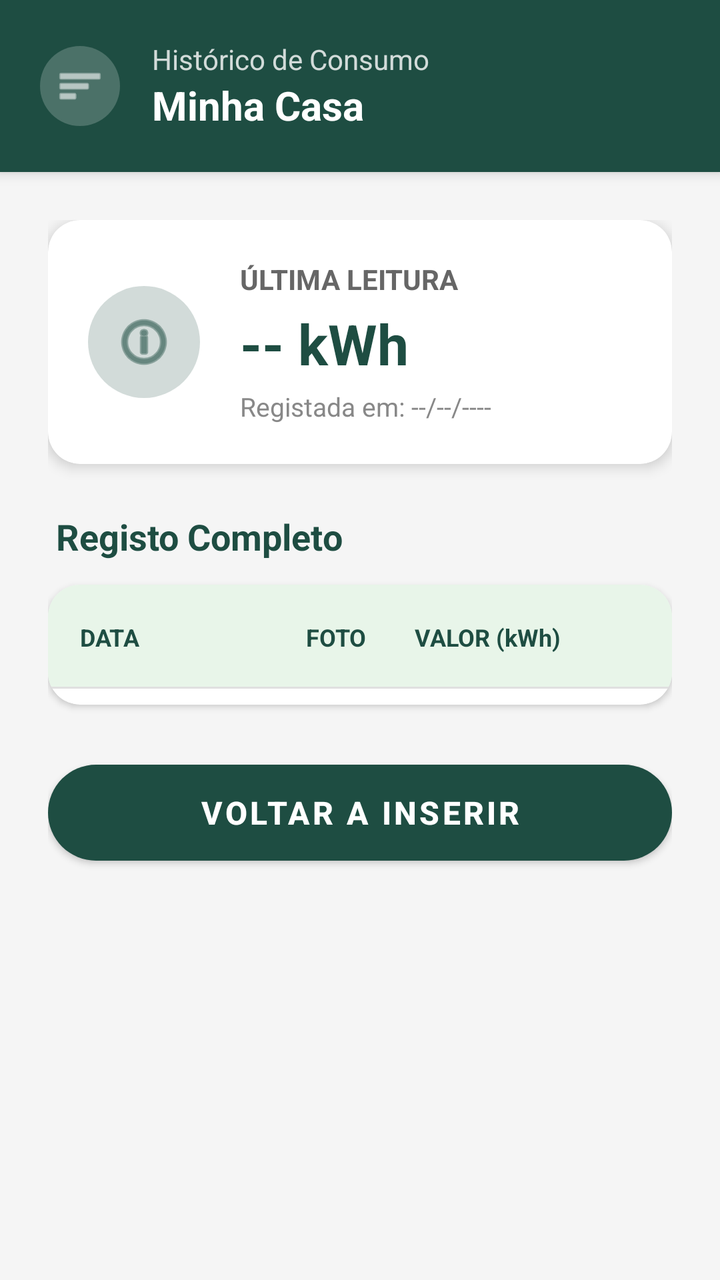
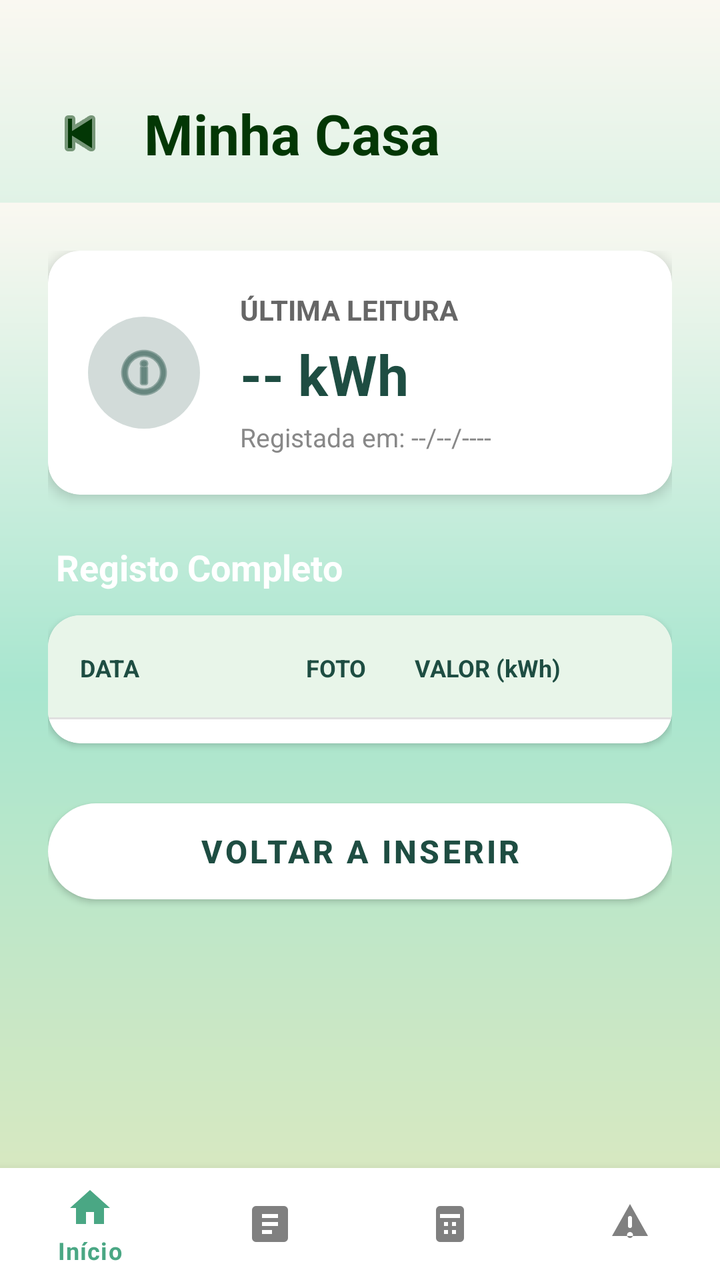

The first picture is an Android layout as it rendered before a commit; the second is the same layout after the commit. The layout source and the unified diff follow.
<!-- AndroidManifest.xml: application theme Theme.EcoTrack -->
<!-- res/layout/layout_leituras.xml -->
<?xml version="1.0" encoding="utf-8"?>
<LinearLayout xmlns:android="http://schemas.android.com/apk/res/android"
    xmlns:app="http://schemas.android.com/apk/res-auto"
    android:layout_width="match_parent"
    android:layout_height="match_parent"
    android:orientation="vertical"
    android:background="@drawable/gradient_verde">

    <LinearLayout
        android:id="@+id/headerCasa"
        android:layout_width="match_parent"
        android:layout_height="wrap_content"
        android:orientation="horizontal"
        android:padding="20dp"
        android:gravity="center_vertical"
        android:background="#1E4D42"
        android:elevation="4dp">

        <ImageView
            android:layout_width="40dp"
            android:layout_height="40dp"
            android:src="@android:drawable/ic_menu_sort_by_size"
            app:tint="#FFFFFF"
            android:background="@drawable/bg_circle_white_alpha"
            android:padding="8dp"
            android:layout_marginEnd="16dp"/>

        <LinearLayout
            android:layout_width="wrap_content"
            android:layout_height="wrap_content"
            android:orientation="vertical">

            <TextView
                android:layout_width="wrap_content"
                android:layout_height="wrap_content"
                android:text="Histórico de Consumo"
                android:textSize="14sp"
                android:textColor="#CCFFFFFF"/>

            <TextView
                android:id="@+id/tvNomeCasaResumo"
                android:layout_width="wrap_content"
                android:layout_height="wrap_content"
                android:text="Minha Casa"
                android:textSize="20sp"
                android:textStyle="bold"
                android:textColor="#FFFFFF"/>
        </LinearLayout>
    </LinearLayout>

    <ScrollView
        android:layout_width="match_parent"
        android:layout_height="match_parent"
        android:fillViewport="true"
        android:background="#F5F5F5"> <LinearLayout
        android:layout_width="match_parent"
        android:layout_height="wrap_content"
        android:orientation="vertical"
        android:padding="24dp">

        <com.google.android.material.card.MaterialCardView
            android:layout_width="match_parent"
            android:layout_height="wrap_content"
            android:layout_marginBottom="24dp"
            app:cardCornerRadius="16dp"
            app:cardElevation="4dp"
            app:cardBackgroundColor="#FFFFFF">

            <LinearLayout
                android:layout_width="match_parent"
                android:layout_height="wrap_content"
                android:orientation="horizontal"
                android:padding="20dp"
                android:gravity="center_vertical">

                <ImageView
                    android:layout_width="56dp"
                    android:layout_height="56dp"
                    android:src="@android:drawable/ic_menu_info_details"
                    app:tint="#1E4D42"
                    android:background="@drawable/bg_circle_green_alpha"
                    android:padding="12dp"
                    android:layout_marginEnd="20dp"/>
                <LinearLayout
                    android:layout_width="wrap_content"
                    android:layout_height="wrap_content"
                    android:orientation="vertical">

                    <TextView
                        android:layout_width="wrap_content"
                        android:layout_height="wrap_content"
                        android:text="Última Leitura"
                        android:textSize="14sp"
                        android:textColor="#666666"
                        android:textAllCaps="true"
                        android:textStyle="bold"/>

                    <TextView
                        android:id="@+id/tvConsumoResumo"
                        android:layout_width="wrap_content"
                        android:layout_height="wrap_content"
                        android:text="-- kWh"
                        android:textSize="28sp"
                        android:textStyle="bold"
                        android:textColor="#1E4D42"
                        android:layout_marginTop="4dp"/>

                    <TextView
                        android:id="@+id/tvDataResumo"
                        android:layout_width="wrap_content"
                        android:layout_height="wrap_content"
                        android:text="Registada em: --/--/----"
                        android:textSize="13sp"
                        android:textColor="#888888"
                        android:layout_marginTop="4dp"/>
                </LinearLayout>
            </LinearLayout>
        </com.google.android.material.card.MaterialCardView>

        <TextView
            android:layout_width="wrap_content"
            android:layout_height="wrap_content"
            android:text="Registo Completo"
            android:textSize="18sp"
            android:textStyle="bold"
            android:textColor="#1E4D42"
            android:layout_marginBottom="12dp"
            android:layout_marginStart="4dp"/>

        <com.google.android.material.card.MaterialCardView
            android:layout_width="match_parent"
            android:layout_height="wrap_content"
            app:cardCornerRadius="16dp"
            app:cardElevation="2dp"
            app:cardBackgroundColor="#FFFFFF"
            android:layout_marginBottom="24dp">

            <LinearLayout
                android:layout_width="match_parent"
                android:layout_height="wrap_content"
                android:orientation="vertical">

                <LinearLayout
                    android:layout_width="match_parent"
                    android:layout_height="wrap_content"
                    android:orientation="horizontal"
                    android:padding="16dp"
                    android:background="#E8F5E9"> <TextView
                    android:layout_width="0dp"
                    android:layout_height="wrap_content"
                    android:layout_weight="1.2"
                    android:text="DATA"
                    android:textColor="#1E4D42"
                    android:textStyle="bold"
                    android:textSize="12sp"/>

                    <TextView
                        android:layout_width="0dp"
                        android:layout_height="wrap_content"
                        android:layout_weight="0.8"
                        android:text="FOTO"
                        android:textColor="#1E4D42"
                        android:gravity="center"
                        android:textStyle="bold"
                        android:textSize="12sp"/>

                    <TextView
                        android:layout_width="0dp"
                        android:layout_height="wrap_content"
                        android:layout_weight="1"
                        android:text="VALOR (kWh)"
                        android:textColor="#1E4D42"
                        android:gravity="end"
                        android:textStyle="bold"
                        android:textSize="12sp"/>

                    <TextView
                        android:layout_width="0dp"
                        android:layout_height="wrap_content"
                        android:layout_weight="0.5"
                        android:text="" />
                </LinearLayout>

                <View
                    android:layout_width="match_parent"
                    android:layout_height="1dp"
                    android:background="#E0E0E0"/>

                <TableLayout
                    android:id="@+id/tabelaHistorico"
                    android:layout_width="match_parent"
                    android:layout_height="wrap_content"
                    android:stretchColumns="*"
                    android:paddingBottom="8dp"/>

            </LinearLayout>
        </com.google.android.material.card.MaterialCardView>

        <com.google.android.material.button.MaterialButton
            android:id="@+id/btnVoltarResumo"
            android:layout_width="match_parent"
            android:layout_height="60dp"
            android:text="Voltar a Inserir"
            android:textSize="16sp"
            android:textStyle="bold"
            app:backgroundTint="#1E4D42"
            app:cornerRadius="30dp"
            android:textColor="#FFFFFF"/>

    </LinearLayout>
    </ScrollView>

</LinearLayout>
<!-- resources referenced by this layout -->
<resources>
  <!-- drawable bg_circle_green_alpha (drawable) -->
  <?xml version="1.0" encoding="utf-8"?>
  <shape xmlns:android="http://schemas.android.com/apk/res/android" shape="oval">
      <solid android:color="#331E4D42"/>
  </shape>
  <!-- drawable bg_circle_white_alpha (drawable) -->
  <?xml version="1.0" encoding="utf-8"?>
  <shape xmlns:android="http://schemas.android.com/apk/res/android" shape="oval">
      <solid android:color="#33FFFFFF"/>
  </shape>
  <!-- drawable gradient_verde (drawable) -->
  <shape xmlns:android="http://schemas.android.com/apk/res/android">
      <gradient
          android:startColor="@color/pastel_lightgreen"
          android:centerColor="@color/mint_start"
          android:endColor="@color/pastel_whitewarm"
          android:angle="90" />
  
      <corners android:radius="0dp" />
  </shape>
  <style name="Theme.EcoTrack" parent="Theme.MaterialComponents.Light.NoActionBar">
          
          <item name="colorPrimary">@color/colorPrimary</item>
          <item name="colorOnPrimary">@color/colorOnPrimary</item>
          <item name="colorSecondary">@color/colorSecondary</item>
          <item name="colorOnSecondary">@color/colorOnSecondary</item>
  
          
          <item name="colorOnBackground">@color/background_beige</item>
          <item name="colorSurface">@color/colorSurface</item>
          <item name="colorOnSurface">@color/colorOnSurface</item>
          <item name="android:windowBackground">@color/background_beige</item>
  
          
          <item name="colorPrimaryContainer">@color/colorPrimaryContainer</item>
          <item name="colorOnPrimaryContainer">@color/colorOnPrimaryContainer</item>
          <item name="colorSecondaryContainer">@color/colorSecondaryContainer</item>
          <item name="colorOnSecondaryContainer">@color/colorOnSecondaryContainer</item>
  
          
          <item name="colorError">@color/colorError</item>
          <item name="colorOnError">@color/colorOnError</item>
          <item name="colorErrorContainer">@color/colorErrorContainer</item>
          <item name="colorOnErrorContainer">@color/colorOnErrorContainer</item>
  
          
          <item name="colorOutline">@color/colorOutline</item>
  
          
          <item name="android:textColorPrimary">@color/text_primary</item>
          <item name="android:textColorSecondary">@color/text_secondary</item>
  
          
          <item name="android:statusBarColor">@color/colorPrimary</item>
          <item name="android:navigationBarColor">@color/background_beige</item>
      </style>
  <color name="pastel_lightgreen">#D7E8C1</color>
  <color name="mint_start">#A8E6CF</color>
  <color name="pastel_whitewarm">#FAF8F1</color>
  <color name="colorPrimary">#2E7D5B</color>
  <color name="colorOnPrimary">#FFFFFF</color>
  <color name="colorSecondary">#52644F</color>
  <color name="colorOnSecondary">#FFFFFF</color>
  <color name="background_beige">#FFFDF8</color>
  <color name="colorSurface">#FAF7F2</color>
  <color name="colorOnSurface">#3B3A37</color>
  <color name="colorPrimaryContainer">#BFE3CF</color>
  <color name="colorOnPrimaryContainer">#1A3B2C</color>
  <color name="colorSecondaryContainer">#D5E8D7</color>
  <color name="colorOnSecondaryContainer">#1F352F</color>
  <color name="colorError">#B3261E</color>
  <color name="colorOnError">#FFFFFF</color>
  <color name="colorErrorContainer">#F9DEDC</color>
  <color name="colorOnErrorContainer">#410E0B</color>
  <color name="colorOutline">#D8D2C8</color>
  <color name="text_primary">#2E2E2E</color>
  <color name="text_secondary">#7A7A7A</color>
</resources>

<!-- the commit's change to res/layout/layout_leituras.xml (unified diff, before → after) -->
@@ -1,213 +1,260 @@
 <?xml version="1.0" encoding="utf-8"?>
-<LinearLayout xmlns:android="http://schemas.android.com/apk/res/android"
+<androidx.constraintlayout.widget.ConstraintLayout
+    xmlns:android="http://schemas.android.com/apk/res/android"
     xmlns:app="http://schemas.android.com/apk/res-auto"
     android:layout_width="match_parent"
     android:layout_height="match_parent"
-    android:orientation="vertical"
     android:background="@drawable/gradient_verde">
 
-    <LinearLayout
+    
+    <androidx.constraintlayout.widget.ConstraintLayout
         android:id="@+id/headerCasa"
         android:layout_width="match_parent"
         android:layout_height="wrap_content"
-        android:orientation="horizontal"
-        android:padding="20dp"
-        android:gravity="center_vertical"
-        android:background="#1E4D42"
-        android:elevation="4dp">
+        android:paddingHorizontal="24dp"
+        android:paddingTop="48dp"
+        android:paddingBottom="16dp"
+        app:layout_constraintTop_toTopOf="parent">
 
         <ImageView
-            android:layout_width="40dp"
-            android:layout_height="40dp"
-            android:src="@android:drawable/ic_menu_sort_by_size"
-            app:tint="#FFFFFF"
-            android:background="@drawable/bg_circle_white_alpha"
-            android:padding="8dp"
-            android:layout_marginEnd="16dp"/>
-
-        <LinearLayout
+            android:id="@+id/btnBackArrow"
+            android:layout_width="32dp"
+            android:layout_height="32dp"
+            android:src="@android:drawable/ic_media_previous"
+            app:tint="@color/green"
+            android:contentDescription="Voltar"
+            app:layout_constraintStart_toStartOf="parent"
+            app:layout_constraintTop_toTopOf="@id/tvNomeCasaResumo"
+            app:layout_constraintBottom_toBottomOf="@id/tvNomeCasaResumo" />
+
+        <TextView
+            android:id="@+id/tvLabelCategoria"
             android:layout_width="wrap_content"
             android:layout_height="wrap_content"
-            android:orientation="vertical">
-
-            <TextView
-                android:layout_width="wrap_content"
-                android:layout_height="wrap_content"
-                android:text="Histórico de Consumo"
-                android:textSize="14sp"
-                android:textColor="#CCFFFFFF"/>
-
-            <TextView
-                android:id="@+id/tvNomeCasaResumo"
-                android:layout_width="wrap_content"
-                android:layout_height="wrap_content"
-                android:text="Minha Casa"
-                android:textSize="20sp"
-                android:textStyle="bold"
-                android:textColor="#FFFFFF"/>
-        </LinearLayout>
-    </LinearLayout>
-
+            android:text="REGISTO COMPLETO"
+            android:textSize="12sp"
+            android:textColor="#CCFFFFFF"
+            android:letterSpacing="0.1"
+            android:textStyle="bold"
+            android:layout_marginStart="16dp"
+            android:layout_marginBottom="4dp"
+            app:layout_constraintStart_toEndOf="@id/btnBackArrow"
+            app:layout_constraintBottom_toTopOf="@id/tvNomeCasaResumo" />
+
+        <TextView
+            android:id="@+id/tvNomeCasaResumo"
+            android:layout_width="wrap_content"
+            android:layout_height="wrap_content"
+            android:text="Minha Casa"
+            android:textSize="28sp"
+            android:textStyle="bold"
+            android:textColor="@color/green"
+            android:layout_marginStart="16dp"
+            app:layout_constraintStart_toEndOf="@id/btnBackArrow"
+            app:layout_constraintTop_toTopOf="parent" />
+
+    </androidx.constraintlayout.widget.ConstraintLayout>
+
+
+
+    
     <ScrollView
+        android:id="@+id/scrollConteudo"
         android:layout_width="match_parent"
-        android:layout_height="match_parent"
+        android:layout_height="0dp"
         android:fillViewport="true"
-        android:background="#F5F5F5"> <LinearLayout
-        android:layout_width="match_parent"
-        android:layout_height="wrap_content"
-        android:orientation="vertical"
-        android:padding="24dp">
-
-        <com.google.android.material.card.MaterialCardView
+        android:background="@drawable/gradient_verde"
+        app:layout_constraintTop_toBottomOf="@id/headerCasa"
+        app:layout_constraintBottom_toTopOf="@id/bottomNavigation">
+
+        <LinearLayout
             android:layout_width="match_parent"
             android:layout_height="wrap_content"
-            android:layout_marginBottom="24dp"
-            app:cardCornerRadius="16dp"
-            app:cardElevation="4dp"
-            app:cardBackgroundColor="#FFFFFF">
-
-            <LinearLayout
+            android:orientation="vertical"
+            android:padding="24dp">
+
+
+            
+            <com.google.android.material.card.MaterialCardView
                 android:layout_width="match_parent"
                 android:layout_height="wrap_content"
-                android:orientation="horizontal"
-                android:padding="20dp"
-                android:gravity="center_vertical">
-
-                <ImageView
-                    android:layout_width="56dp"
-                    android:layout_height="56dp"
-                    android:src="@android:drawable/ic_menu_info_details"
-                    app:tint="#1E4D42"
-                    android:background="@drawable/bg_circle_green_alpha"
-                    android:padding="12dp"
-                    android:layout_marginEnd="20dp"/>
-                <LinearLayout
-                    android:layout_width="wrap_content"
-                    android:layout_height="wrap_content"
-                    android:orientation="vertical">
-
-                    <TextView
-                        android:layout_width="wrap_content"
-                        android:layout_height="wrap_content"
-                        android:text="Última Leitura"
-                        android:textSize="14sp"
-                        android:textColor="#666666"
-                        android:textAllCaps="true"
-                        android:textStyle="bold"/>
-
-                    <TextView
-                        android:id="@+id/tvConsumoResumo"
-                        android:layout_width="wrap_content"
-                        android:layout_height="wrap_content"
-                        android:text="-- kWh"
-                        android:textSize="28sp"
-                        android:textStyle="bold"
-                        android:textColor="#1E4D42"
-                        android:layout_marginTop="4dp"/>
-
-                    <TextView
-                        android:id="@+id/tvDataResumo"
-                        android:layout_width="wrap_content"
-                        android:layout_height="wrap_content"
-                        android:text="Registada em: --/--/----"
-                        android:textSize="13sp"
-                        android:textColor="#888888"
-                        android:layout_marginTop="4dp"/>
-                </LinearLayout>
-            </LinearLayout>
-        </com.google.android.material.card.MaterialCardView>
-
-        <TextView
-            android:layout_width="wrap_content"
-            android:layout_height="wrap_content"
-            android:text="Registo Completo"
-            android:textSize="18sp"
-            android:textStyle="bold"
-            android:textColor="#1E4D42"
-            android:layout_marginBottom="12dp"
-            android:layout_marginStart="4dp"/>
-
-        <com.google.android.material.card.MaterialCardView
-            android:layout_width="match_parent"
-            android:layout_height="wrap_content"
-            app:cardCornerRadius="16dp"
-            app:cardElevation="2dp"
-            app:cardBackgroundColor="#FFFFFF"
-            android:layout_marginBottom="24dp">
-
-            <LinearLayout
-                android:layout_width="match_parent"
-                android:layout_height="wrap_content"
-                android:orientation="vertical">
+                android:layout_marginBottom="24dp"
+                app:cardCornerRadius="16dp"
+                app:cardElevation="4dp"
+                app:cardBackgroundColor="#FFFFFF">
 
                 <LinearLayout
                     android:layout_width="match_parent"
                     android:layout_height="wrap_content"
                     android:orientation="horizontal"
-                    android:padding="16dp"
-                    android:background="#E8F5E9"> <TextView
-                    android:layout_width="0dp"
-                    android:layout_height="wrap_content"
-                    android:layout_weight="1.2"
-                    android:text="DATA"
-                    android:textColor="#1E4D42"
-                    android:textStyle="bold"
-                    android:textSize="12sp"/>
-
-                    <TextView
-                        android:layout_width="0dp"
+                    android:padding="20dp"
+                    android:gravity="center_vertical">
+
+                    <ImageView
+                        android:layout_width="56dp"
+                        android:layout_height="56dp"
+                        android:src="@android:drawable/ic_menu_info_details"
+                        app:tint="#1E4D42"
+                        android:background="@drawable/bg_circle_green_alpha"
+                        android:padding="12dp"
+                        android:layout_marginEnd="20dp" />
+
+                    <LinearLayout
+                        android:layout_width="wrap_content"
                         android:layout_height="wrap_content"
-                        android:layout_weight="0.8"
-                        android:text="FOTO"
-                        android:textColor="#1E4D42"
-                        android:gravity="center"
-                        android:textStyle="bold"
-                        android:textSize="12sp"/>
-
-                    <TextView
-                        android:layout_width="0dp"
-                        android:layout_height="wrap_content"
-                        android:layout_weight="1"
-                        android:text="VALOR (kWh)"
-                        android:textColor="#1E4D42"
-                        android:gravity="end"
-                        android:textStyle="bold"
-                        android:textSize="12sp"/>
-
-                    <TextView
-                        android:layout_width="0dp"
-                        android:layout_height="wrap_content"
-                        android:layout_weight="0.5"
-                        android:text="" />
+                        android:orientation="vertical">
+
+                        <TextView
+                            android:layout_width="wrap_content"
+                            android:layout_height="wrap_content"
+                            android:text="ÚLTIMA LEITURA"
+                            android:textSize="14sp"
+                            android:textColor="#666666"
+                            android:textAllCaps="true"
+                            android:textStyle="bold" />
+
+                        <TextView
+                            android:id="@+id/tvConsumoResumo"
+                            android:layout_width="wrap_content"
+                            android:layout_height="wrap_content"
+                            android:text="-- kWh"
+                            android:textSize="28sp"
+                            android:textStyle="bold"
+                            android:textColor="#1E4D42"
+                            android:layout_marginTop="4dp" />
+
+                        <TextView
+                            android:id="@+id/tvDataResumo"
+                            android:layout_width="wrap_content"
+                            android:layout_height="wrap_content"
+                            android:text="Registada em: --/--/----"
+                            android:textSize="13sp"
+                            android:textColor="#888888"
+                            android:layout_marginTop="4dp" />
+                    </LinearLayout>
                 </LinearLayout>
-
-                <View
-                    android:layout_width="match_parent"
-                    android:layout_height="1dp"
-                    android:background="#E0E0E0"/>
-
-                <TableLayout
-                    android:id="@+id/tabelaHistorico"
+            </com.google.android.material.card.MaterialCardView>
+
+
+
+            
+            <TextView
+                android:layout_width="wrap_content"
+                android:layout_height="wrap_content"
+                android:text="Registo Completo"
+                android:textSize="18sp"
+                android:textStyle="bold"
+                android:textColor="#FFFFFF"
+                android:layout_marginBottom="12dp"
+                android:layout_marginStart="4dp" />
+
+
+
+            
+            <com.google.android.material.card.MaterialCardView
+                android:layout_width="match_parent"
+                android:layout_height="wrap_content"
+                app:cardCornerRadius="16dp"
+                app:cardElevation="2dp"
+                app:cardBackgroundColor="#FFFFFF"
+                android:layout_marginBottom="24dp">
+
+                <LinearLayout
                     android:layout_width="match_parent"
                     android:layout_height="wrap_content"
-                    android:stretchColumns="*"
-                    android:paddingBottom="8dp"/>
-
-            </LinearLayout>
-        </com.google.android.material.card.MaterialCardView>
-
-        <com.google.android.material.button.MaterialButton
-            android:id="@+id/btnVoltarResumo"
-            android:layout_width="match_parent"
-            android:layout_height="60dp"
-            android:text="Voltar a Inserir"
-            android:textSize="16sp"
-            android:textStyle="bold"
-            app:backgroundTint="#1E4D42"
-            app:cornerRadius="30dp"
-            android:textColor="#FFFFFF"/>
-
-    </LinearLayout>
+                    android:orientation="vertical">
+
+                    
+                    <LinearLayout
+                        android:layout_width="match_parent"
+                        android:layout_height="wrap_content"
+                        android:orientation="horizontal"
+                        android:padding="16dp"
+                        android:background="#E8F5E9">
+
+                        <TextView
+                            android:layout_width="0dp"
+                            android:layout_height="wrap_content"
+                            android:layout_weight="1.2"
+                            android:text="DATA"
+                            android:textColor="#1E4D42"
+                            android:textStyle="bold"
+                            android:textSize="12sp" />
+
+                        <TextView
+                            android:layout_width="0dp"
+                            android:layout_height="wrap_content"
+                            android:layout_weight="0.8"
+                            android:text="FOTO"
+                            android:gravity="center"
+                            android:textColor="#1E4D42"
+                            android:textStyle="bold"
+                            android:textSize="12sp" />
+
+                        <TextView
+                            android:layout_width="0dp"
+                            android:layout_height="wrap_content"
+                            android:layout_weight="1"
+                            android:text="VALOR (kWh)"
+                            android:gravity="end"
+                            android:textColor="#1E4D42"
+                            android:textStyle="bold"
+                            android:textSize="12sp" />
+
+                        <TextView
+                            android:layout_width="0dp"
+                            android:layout_height="wrap_content"
+                            android:layout_weight="0.5"
+                            android:text="" />
+                    </LinearLayout>
+
+                    <View
+                        android:layout_width="match_parent"
+                        android:layout_height="1dp"
+                        android:background="#E0E0E0" />
+
+                    
+                    <TableLayout
+                        android:id="@+id/tabelaHistorico"
+                        android:layout_width="match_parent"
+                        android:layout_height="wrap_content"
+                        android:paddingBottom="12dp" />
+                </LinearLayout>
+            </com.google.android.material.card.MaterialCardView>
+
+
+
+
+            
+            <com.google.android.material.button.MaterialButton
+                android:id="@+id/btnVoltarResumo"
+                android:layout_width="match_parent"
+                android:layout_height="60dp"
+                android:text="Voltar a Inserir"
+                android:textSize="16sp"
+                android:textStyle="bold"
+                app:backgroundTint="#FFFFFF"
+                android:textColor="#1E4D42"
+                app:cornerRadius="30dp" />
+
+            <Space
+                android:layout_width="match_parent"
+                android:layout_height="32dp"/>
+
+        </LinearLayout>
     </ScrollView>
 
-</LinearLayout>
+
+
+    
+    <com.google.android.material.bottomnavigation.BottomNavigationView
+        android:id="@+id/bottomNavigation"
+        android:layout_width="match_parent"
+        android:layout_height="wrap_content"
+        app:itemIconTint="@color/selector_bottom_nav"
+        app:itemTextColor="@color/selector_bottom_nav"
+        android:background="#FFFFFF"
+        app:menu="@menu/menu_bottom_nav"
+        app:layout_constraintBottom_toBottomOf="parent" />
+
+</androidx.constraintlayout.widget.ConstraintLayout>
<!-- resource entries referenced after the edit -->
@@ -1,14 +1,10 @@
 <!-- resources referenced by this layout -->
 <resources>
+  <color name="green">#033705</color>
   <!-- drawable bg_circle_green_alpha (drawable) -->
   <?xml version="1.0" encoding="utf-8"?>
   <shape xmlns:android="http://schemas.android.com/apk/res/android" shape="oval">
       <solid android:color="#331E4D42"/>
-  </shape>
-  <!-- drawable bg_circle_white_alpha (drawable) -->
-  <?xml version="1.0" encoding="utf-8"?>
-  <shape xmlns:android="http://schemas.android.com/apk/res/android" shape="oval">
-      <solid android:color="#33FFFFFF"/>
   </shape>
   <!-- drawable gradient_verde (drawable) -->
   <shape xmlns:android="http://schemas.android.com/apk/res/android">
